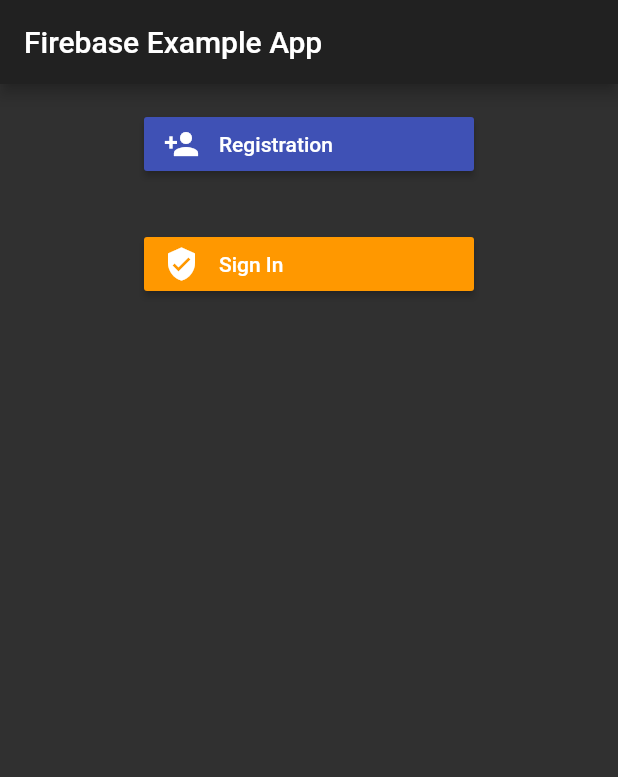
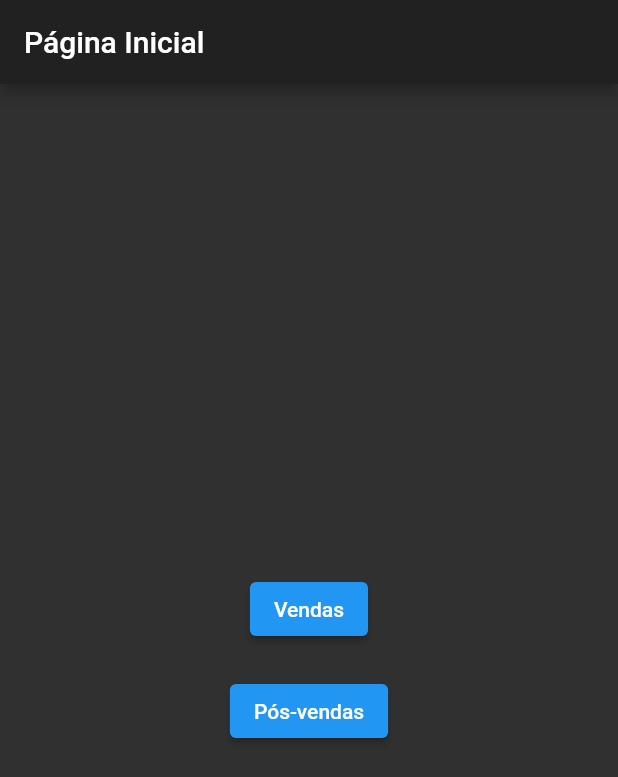
Before and after one commit to alyssonmazoni/portal4, a Flutter app: the screen it shows after launch, on a phone screen of 412 x 824 dp. Shown: the top 777 px of the screen. Run offline on Flutter 3.47's test engine with Material 2 defaults, Android fonts, the phone set to English and light mode, and no system bars; our stand-ins replace firebase_auth, firebase_core, flutter_signin_button, google_sign_in; accounts and stored records are empty.

Commit message:
Home screen

```diff
--- a/lib/interface/home.dart
+++ b/lib/interface/home.dart
@@ -0,0 +1,44 @@
+
+import 'package:flutter/material.dart';
+
+
+
+/// Provides a UI to select a authentication type page
+class SystemHome extends StatefulWidget {
+
+  _SystemHome createState() => _SystemHome();
+
+}
+
+class _SystemHome extends State<SystemHome> {
+  void pushPageFromHome() {
+
+  }
+
+  @override
+  Widget build(BuildContext context) {
+    return MaterialApp(title: 'Página Inicial',
+            theme: ThemeData.dark(),
+            home: Scaffold(
+              appBar: AppBar(title: Text('Página Inicial')),
+              body: Center(child:
+                Column(children: [
+                  Padding(
+                    padding: EdgeInsets.all(10),
+                    child: ElevatedButton(onPressed: pushPageFromHome, child: Text('Vendas')),
+                  ),
+                  Padding(
+                    padding: EdgeInsets.all(10),
+                    child: ElevatedButton(onPressed: pushPageFromHome, child: Text('Pós-vendas'))
+                  )
+
+                ],
+                mainAxisAlignment: MainAxisAlignment.center,
+                ),
+
+              )
+
+            )
+          );
+  }
+}
--- a/lib/main.dart
+++ b/lib/main.dart
@@ -1,83 +1,6 @@
-// ignore_for_file: require_trailing_commas
-// Copyright 2020 The Chromium Authors. All rights reserved.
-// Use of this source code is governed by a BSD-style license that can be
-// found in the LICENSE file.
+import 'package:flutter/material.dart';
+import './interface/home.dart';
 
-// @dart=2.9
-
-import 'package:firebase_auth/firebase_auth.dart';
-import 'package:firebase_core/firebase_core.dart';
-import 'package:flutter/material.dart';
-import 'package:flutter_signin_button/button_builder.dart';
-
-import './register_page.dart';
-import './signin_page.dart';
-
-// Requires that the Firebase Auth emulator is running locally
-// e.g via `melos run firebase:emulator`.
-Future<void> main() async {
-  WidgetsFlutterBinding.ensureInitialized();
-  await Firebase.initializeApp();
-  await FirebaseAuth.instance.useAuthEmulator('localhost', 9099);
-  runApp(AuthExampleApp());
+void main() async {
+  runApp(SystemHome());
 }
-
-/// The entry point of the application.
-///
-/// Returns a [MaterialApp].
-class AuthExampleApp extends StatelessWidget {
-  @override
-  Widget build(BuildContext context) {
-    return MaterialApp(
-      title: 'Firebase Example App',
-      theme: ThemeData.dark(),
-      home: Scaffold(
-        body: AuthTypeSelector(),
-      ),
-    );
-  }
-}
-
-/// Provides a UI to select a authentication type page
-class AuthTypeSelector extends StatelessWidget {
-  // Navigates to a new page
-  void _pushPage(BuildContext context, Widget page) {
-    Navigator.of(context) /*!*/ .push(
-      MaterialPageRoute<void>(builder: (_) => page),
-    );
-  }
-
-  @override
-  Widget build(BuildContext context) {
-    return Scaffold(
-      appBar: AppBar(
-        title: const Text('Firebase Example App'),
-      ),
-      body: Column(
-        crossAxisAlignment: CrossAxisAlignment.start,
-        children: <Widget>[
-          Container(
-            padding: const EdgeInsets.all(16),
-            alignment: Alignment.center,
-            child: SignInButtonBuilder(
-              icon: Icons.person_add,
-              backgroundColor: Colors.indigo,
-              text: 'Registration',
-              onPressed: () => _pushPage(context, RegisterPage()),
-            ),
-          ),
-          Container(
-            padding: const EdgeInsets.all(16),
-            alignment: Alignment.center,
-            child: SignInButtonBuilder(
-              icon: Icons.verified_user,
-              backgroundColor: Colors.orange,
-              text: 'Sign In',
-              onPressed: () => _pushPage(context, SignInPage()),
-            ),
-          ),
-        ],
-      ),
-    );
-  }
-}
```
Also changed, not shown: lib/main_.dart (added, +83 -0 lines).
